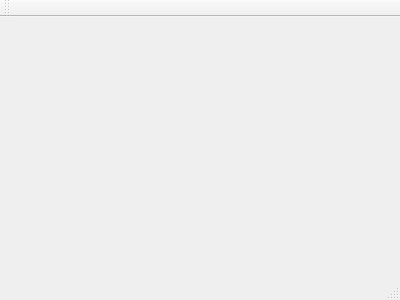
Above: 04_fastReadExcel/src/fastReadExcelInWindows/MainWindow.ui from czyt1988/czyBlog before the change. Below: the same form after it.
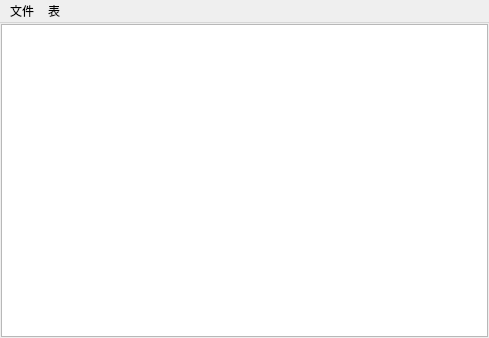
That is the form after the change.

What changed in the file:
```diff
--- a/04_fastReadExcel/src/fastReadExcelInWindows/MainWindow.ui
+++ b/04_fastReadExcel/src/fastReadExcelInWindows/MainWindow.ui
@@ -1,24 +1,75 @@
 <ui version="4.0">
  <class>MainWindow</class>
- <widget class="QMainWindow" name="MainWindow" >
-  <property name="geometry" >
+ <widget class="QMainWindow" name="MainWindow">
+  <property name="geometry">
    <rect>
     <x>0</x>
     <y>0</y>
-    <width>400</width>
-    <height>300</height>
+    <width>489</width>
+    <height>338</height>
    </rect>
   </property>
   <property name="windowTitle" >
    <string>MainWindow</string>
   </property>
-  <widget class="QMenuBar" name="menuBar" />
-  <widget class="QToolBar" name="mainToolBar" />
-  <widget class="QWidget" name="centralWidget" />
-  <widget class="QStatusBar" name="statusBar" />
+  <widget class="QWidget" name="centralWidget">
+   <layout class="QVBoxLayout" name="verticalLayout">
+    <property name="spacing">
+     <number>1</number>
+    </property>
+    <property name="leftMargin">
+     <number>1</number>
+    </property>
+    <property name="topMargin">
+     <number>1</number>
+    </property>
+    <property name="rightMargin">
+     <number>1</number>
+    </property>
+    <property name="bottomMargin">
+     <number>1</number>
+    </property>
+    <item>
+     <widget class="QTableView" name="tableView"/>
+    </item>
+   </layout>
+  </widget>
+  <widget class="QMenuBar" name="menuBar">
+   <property name="geometry">
+    <rect>
+     <x>0</x>
+     <y>0</y>
+     <width>489</width>
+     <height>19</height>
+    </rect>
+   </property>
+   <widget class="QMenu" name="menu_file">
+    <property name="title">
+     <string>文件</string>
+    </property>
+    <addaction name="action_open"/>
+    <addaction name="action_write"/>
+   </widget>
+   <widget class="QMenu" name="menu_table">
+    <property name="title">
+     <string>表</string>
+    </property>
+   </widget>
+   <addaction name="menu_file"/>
+   <addaction name="menu_table"/>
+  </widget>
+  <action name="action_open">
+   <property name="text">
+    <string>打开</string>
+   </property>
+  </action>
+  <action name="action_write">
+   <property name="text">
+    <string>写入</string>
+   </property>
+  </action>
  </widget>
- <layoutDefault spacing="6" margin="11" />
- <pixmapfunction></pixmapfunction>
+ <layoutdefault spacing="6" margin="11"/>
  <resources/>
  <connections/>
 </ui>
```
Left out of the diff: 3 changed lines with no effect on the pictures.
